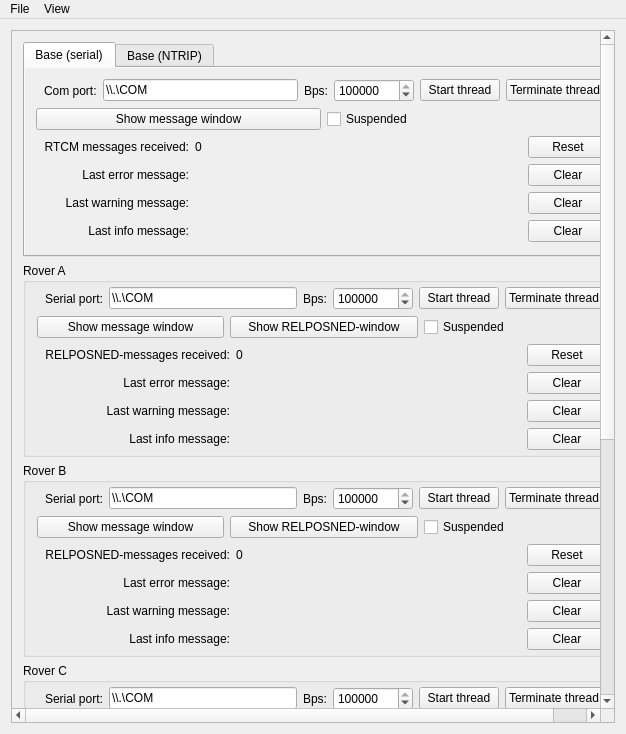
Above: mainwindow.ui from GNSS-Stylist/GNSS-Stylus before the change. Below: the same form after it.
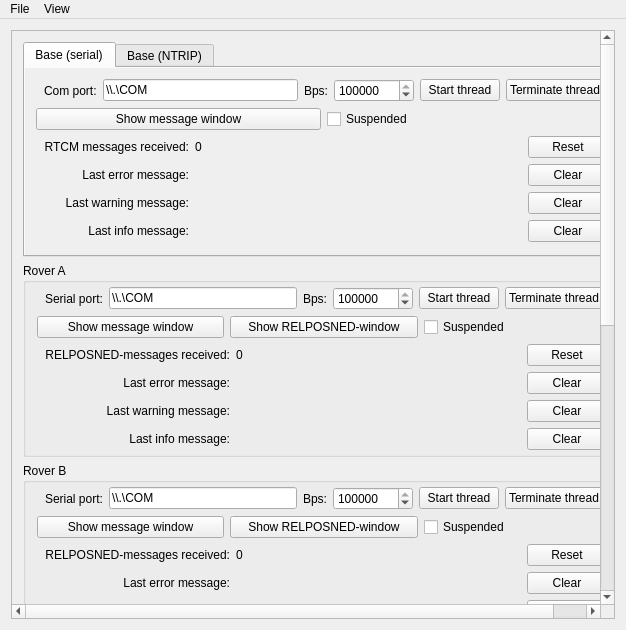
That is the form after the change.

```diff
--- a/mainwindow.ui
+++ b/mainwindow.ui
@@ -7,7 +7,7 @@
     <x>0</x>
     <y>0</y>
     <width>626</width>
-    <height>734</height>
+    <height>630</height>
    </rect>
   </property>
   <property name="windowTitle">
@@ -24,7 +24,7 @@
        <property name="geometry">
         <rect>
          <x>0</x>
-         <y>-438</y>
+         <y>0</y>
          <width>589</width>
          <height>1131</height>
         </rect>
```
Left out of the diff: 2 changed lines with no effect on the pictures.
